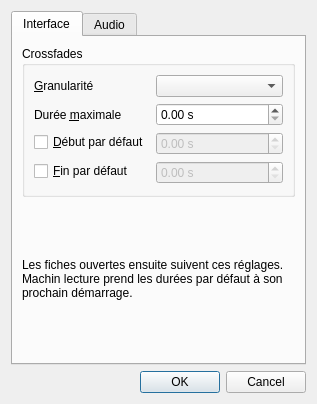
First picture: the form in src/machincast/interface/ui/preferences.ui, repository dascritch/machincast, before the edit.
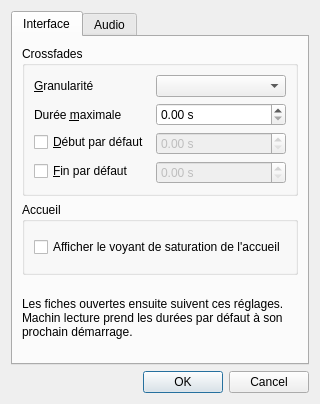
Second picture: the form after the edit.

Commit message:
feat(interface): voyant « Saturation » de l'accueil au choix, dans les préférences
https://github.com/dascritch/machincast/issues/191
Ajustements sur le VU-mètre de l'écran d'accueil

Claude-Session: https://claude.ai/code/session_01KaPegkCQoT3k3oMgjXGsiv

Diff of the .ui file:
```diff
--- a/src/machincast/interface/ui/preferences.ui
+++ b/src/machincast/interface/ui/preferences.ui
@@ -102,6 +102,25 @@
          </layout>
         </widget>
        </item>
+       <item>
+        <widget class="QGroupBox" name="groupe_accueil">
+         <property name="title">
+          <string>Accueil</string>
+         </property>
+         <layout class="QVBoxLayout" name="disposition_accueil">
+          <item>
+           <widget class="QCheckBox" name="saturation">
+            <property name="text">
+             <string>Afficher le voyant de saturation de l'accueil</string>
+            </property>
+            <property name="toolTip">
+             <string>Le voyant « Saturation » de la colonne Antenne, au-dessus du VU-mètre ; le VU-mètre montre toujours les crêtes.</string>
+            </property>
+           </widget>
+          </item>
+         </layout>
+        </widget>
+       </item>
        <item>
         <widget class="QLabel" name="explication">
          <property name="text">
```
The commit also changes 14 other files.
